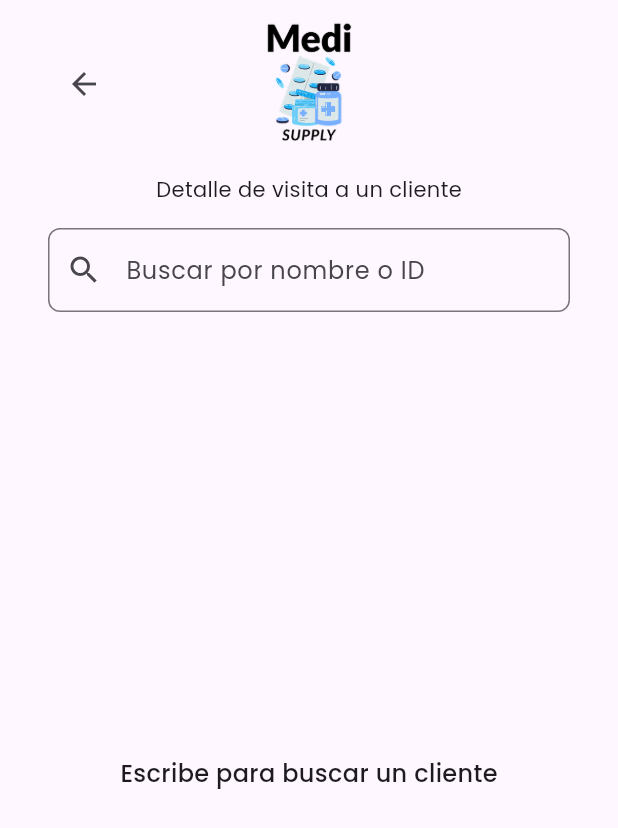
After one commit to MediSupply/medi-supply-app-grupo3, a Flutter app: the VisitClientDetailView screen opened by its route, on a phone screen of 412 x 824 dp. The commit adds this screen. Shown: the top 828 px of the screen. Run offline on Flutter 3.47's test engine with Material 3 defaults, Android fonts, the phone set to English and light mode, and no system bars; our stand-ins replace dio, equatable, flutter_riverpod, flutter_svg, freezed_annotation, go_router and 2 more; generated files the repository leaves out were written again.

Commit message:
Pantalla detalle de una visita con mock data

```diff
--- a/lib/application/navigation/navigation.dart
+++ b/lib/application/navigation/navigation.dart
@@ -10,6 +10,7 @@ import '../../presentation/register/view/register_view.dart';
 import '../../presentation/splash_screen/view/splash_screen_view.dart';
 import '../../presentation/clients/view/client_detail_view.dart';
 import '../../presentation/clients/view/visit_client_register_view.dart';
+import '../../presentation/clients/view/visit_client_detail_view.dart';
 
 class MediSupplyNavigation {
   static const String _splashScreen = '/';
@@ -20,6 +21,7 @@ class MediSupplyNavigation {
   static const String _clientDetailScreen = '/clients/detail';
   static const String _createOrderScreen = '/orders/create';
   static const String _visitClientRegisterScreen = '/clients/visit_register';
+  static const String _visitClientDetailScreen = '/clients/visit_detail';
 
   static final GoRouter router = GoRouter(
     initialLocation: _splashScreen,
@@ -60,7 +62,6 @@ class MediSupplyNavigation {
           return CreateOrderView(role: role);
         },
       ),
-
       GoRoute(
         path: _clientDetailScreen,
         name: _clientDetailScreen,
@@ -70,6 +71,11 @@ class MediSupplyNavigation {
         path: _visitClientRegisterScreen,
         name: _visitClientRegisterScreen,
         builder: (context, state) => VisitClientRegisterView(),
+      ),
+      GoRoute(
+        path: _visitClientDetailScreen,
+        name: _visitClientDetailScreen,
+        builder: (context, state) => VisitClientDetailView(),
       ),
     ],
   );
@@ -101,4 +107,8 @@ class MediSupplyNavigation {
   static void goToVisitClientRegister(BuildContext context) {
     context.pushNamed(_visitClientRegisterScreen);
   }
+
+  static void goToVisitClientDetail(BuildContext context) {
+    context.pushNamed(_visitClientDetailScreen);
+  }
 }
--- a/lib/presentation/clients/view/clients_view.dart
+++ b/lib/presentation/clients/view/clients_view.dart
@@ -51,7 +51,7 @@ class ClientsView extends StatelessWidget {
         return (
           'Consultar visita',
           Assets.icons.searchIcon.svg(width: 24, height: 24),
-          () {},
+          () => MediSupplyNavigation.goToVisitClientDetail(context),
         );
       default:
         return ('', const SizedBox.shrink(), () {});
--- /dev/null
+++ b/lib/presentation/clients/view/visit_client_detail_view.dart
@@ -0,0 +1,432 @@
+import 'package:flutter/material.dart';
+import 'package:flutter_riverpod/flutter_riverpod.dart';
+import 'package:go_router/go_router.dart';
+import '../../../gen/assets.gen.dart';
+import '../../design_system/components/button.dart';
+import '../../design_system/components/input.dart';
+import '../../design_system/components/snack_bar.dart';
+import '../../design_system/tokens/colors.dart';
+
+class VisitClientDetailView extends StatefulWidget {
+  const VisitClientDetailView({Key? key}) : super(key: key);
+
+  @override
+  State<VisitClientDetailView> createState() => _VisitClientDetailViewState();
+}
+
+class _VisitClientDetailViewState extends State<VisitClientDetailView> {
+  final TextEditingController _searchController = TextEditingController();
+  String? _selectedClientId;
+  bool _showVisitDetail = false;
+  String? _selectedVisitId;
+
+  @override
+  void dispose() {
+    _searchController.dispose();
+    super.dispose();
+  }
+
+  // Mock data
+  final List<Map<String, dynamic>> _allClients = [
+    {
+      "id": '1',
+      "nombre": "Clínica Santa María",
+      "email": "contacto@santamaria.com",
+      "telefono": "3004567890",
+      "direccion": "Cra 45 # 32-10, Medellín",
+      "razon_social": "Clínica Santa María S.A.",
+      "nit": "900123456-1",
+      "visitas": [
+        {
+          "id": "V-101",
+          "fecha": "2025-01-15 10:30 AM",
+          "observaciones":
+              "Se revisaron productos nuevos. Interés en insumos quirúrgicos.",
+          "vendedor": "Ana López",
+        },
+        {
+          "id": "V-102",
+          "fecha": "2025-01-10 4:10 PM",
+          "observaciones": "Cliente solicitó lista de precios actualizada.",
+          "vendedor": "Juan Pérez",
+        },
+      ],
+    },
+    {
+      "id": '2',
+      "nombre": "Hospital Vida Plena",
+      "email": "info@vidaplena.org",
+      "telefono": "3178902345",
+      "direccion": "Av. Las Palmas # 15-20, Medellín",
+      "razon_social": "Fundación Hospital Vida Plena",
+      "nit": "800987654-3",
+      "visitas": [
+        {
+          "id": "V-201",
+          "fecha": "2025-01-18 9:00 AM",
+          "observaciones": "Se realizó demostración de equipos biomédicos.",
+          "vendedor": "María Gómez",
+        },
+        {
+          "id": "V-204",
+          "fecha": "2025-01-20 11:00 AM",
+          "observaciones": "Se realizó demostración de equipos quirúrgicos.",
+          "vendedor": "María Gómez",
+        },
+      ],
+    },
+  ];
+
+  Map<String, dynamic>? get selectedClient =>
+      _allClients.firstWhere((c) => c["id"] == _selectedClientId);
+
+  Map<String, dynamic>? get selectedVisit =>
+      selectedClient?["visitas"].firstWhere((v) => v["id"] == _selectedVisitId);
+
+  @override
+  Widget build(BuildContext context) {
+    return Scaffold(
+      body: SafeArea(
+        child: Padding(
+          padding: const EdgeInsets.symmetric(horizontal: 32),
+          child: Stack(
+            children: [
+              Column(
+                crossAxisAlignment: CrossAxisAlignment.center,
+                children: [
+                  Assets.images.medisupplyLogoImage.image(
+                    width: 100,
+                    height: 100,
+                    fit: BoxFit.contain,
+                  ),
+                  const SizedBox(height: 16),
+                  Text('Detalle de visita a un cliente'),
+                  const SizedBox(height: 16),
+
+                  TextField(
+                    controller: _searchController,
+                    decoration: InputDecoration(
+                      hintText: 'Buscar por nombre o ID',
+                      prefixIcon: const Icon(Icons.search),
+                      border: OutlineInputBorder(
+                        borderRadius: BorderRadius.circular(8),
+                      ),
+                    ),
+                    onChanged: (_) => setState(() {}),
+                  ),
+
+                  Expanded(
+                    child: _selectedClientId == null
+                        ? _buildClientList()
+                        : _buildVisitsList(),
+                  ),
+
+                  if (_showVisitDetail)
+                    Positioned.fill(
+                      child: Container(
+                        color: Colors.white,
+                        padding: const EdgeInsets.symmetric(
+                          horizontal: 16,
+                          vertical: 32,
+                        ),
+                        child: SingleChildScrollView(
+                          child: _buildVisitDetailView(),
+                        ),
+                      ),
+                    ),
+                ],
+              ),
+              Positioned(
+                top: 32,
+                left: 0,
+                child: IconButton(
+                  onPressed: () => context.pop(),
+                  icon: Icon(Icons.arrow_back),
+                ),
+              ),
+            ],
+          ),
+        ),
+      ),
+    );
+  }
+
+
+
+Widget _buildClientList() {
+  final search = _searchController.text.toLowerCase();
+
+  if (search.isEmpty) {
+    return const Center(
+      child: Text(
+        "Escribe para buscar un cliente",
+        style: TextStyle(fontSize: 16, fontWeight: FontWeight.w500),
+      ),
+    );
+  }
+
+  final filtered = _allClients.where((c) {
+    return c["nombre"].toLowerCase().contains(search) ||
+        c["id"].toLowerCase().contains(search);
+  }).toList();
+
+  if (filtered.isEmpty) {
+    return const Center(child: Text("No se encontraron clientes"));
+  }
+
+  return Container(
+    decoration: BoxDecoration(
+      borderRadius: BorderRadius.circular(8),
+      border: Border.all(color: Colors.grey.shade300),
+    ),
+    child: Column(
+      children: [
+        // Encabezados
+        Container(
+          decoration: BoxDecoration(
+            color: const Color(0xFF5CA8FF),
+            borderRadius: const BorderRadius.only(
+              topLeft: Radius.circular(8),
+              topRight: Radius.circular(8),
+            ),
+          ),
+          child: Row(
+            children: const [
+              Expanded(
+                flex: 3,
+                child: Padding(
+                  padding: EdgeInsets.all(12.0),
+                  child: Text(
+                    "NOMBRE",
+                    style: TextStyle(
+                      color: Colors.white,
+                      fontWeight: FontWeight.bold,
+                    ),
+                  ),
+                ),
+              ),
+              Expanded(
+                flex: 2,
+                child: Padding(
+                  padding: EdgeInsets.all(12.0),
+                  child: Text(
+                    "ID",
+                    style: TextStyle(
+                      color: Colors.white,
+                      fontWeight: FontWeight.bold,
+                    ),
+                  ),
+                ),
+              ),
+              Expanded(
+                flex: 2,
+                child: Padding(
+                  padding: EdgeInsets.all(12.0),
+                  child: Text(
+                    "ACCIÓN",
+                    style: TextStyle(
+                      color: Colors.white,
+                      fontWeight: FontWeight.bold,
+                    ),
+                  ),
+                ),
+              ),
+            ],
+          ),
+        ),
+
+        // Filas dinámicas
+        Expanded(
+          child: ListView(
+            children: filtered.map((client) {
+              return Container(
+                decoration: BoxDecoration(
+                  border: Border(
+                    bottom: BorderSide(color: Colors.grey.shade300),
+                  ),
+                ),
+                child: Row(
+                  children: [
+                    // Nombre
+                    Expanded(
+                      flex: 3,
+                      child: Padding(
+                        padding: const EdgeInsets.symmetric(
+                            vertical: 12, horizontal: 12),
+                        child: Text(
+                          client["nombre"],
+                          style: const TextStyle(fontSize: 14),
+                        ),
+                      ),
+                    ),
+
+                    // ID
+                    Expanded(
+                      flex: 2,
+                      child: Padding(
+                        padding: const EdgeInsets.symmetric(
+                            vertical: 12, horizontal: 12),
+                        child: Text(
+                          client["id"],
+                          style: const TextStyle(fontSize: 14),
+                        ),
+                      ),
+                    ),
+
+                    // Botón o icono de ver
+                    Expanded(
+                      flex: 2,
+                      child: Padding(
+                        padding: const EdgeInsets.symmetric(horizontal: 8),
+                        child: IconButton(
+                          icon: const Icon(Icons.visibility, color: Colors.blue),
+                          onPressed: () {
+                            setState(() {
+                              _selectedClientId = client["id"];
+                            });
+                          },
+                        ),
+                      ),
+                    ),
+                  ],
+                ),
+              );
+            }).toList(),
+          ),
+        ),
+      ],
+    ),
+  );
+}
+
+
+  Widget _buildVisitsList() {
+    final visits = selectedClient?["visitas"] ?? [];
+
+    return Column(
+      children: [
+        Padding(
+          padding: const EdgeInsets.all(16.0),
+          child: Align(
+            alignment: Alignment.centerLeft,
+            child: Text(
+              "Cliente: ${selectedClient?["nombre"]}",
+              style: const TextStyle(fontWeight: FontWeight.bold, fontSize: 16),
+            ),
+          ),
+        ),
+        Expanded(
+          child: visits.isEmpty
+              ? const Center(child: Text("No tiene visitas registradas"))
+              : ListView(
+                  children: visits.map<Widget>((visit) {
+                    return ListTile(
+                      title: Text("Visita ${visit["id"]}"),
+                      subtitle: Text("Fecha: ${visit["fecha"]}"),
+                      trailing: const Icon(Icons.visibility),
+                      onTap: () => setState(() {
+                        _selectedVisitId = visit["id"];
+                        _showVisitDetail = true;
+                      }),
+                    );
+                  }).toList(),
+                ),
+        ),
+        Padding(padding: const EdgeInsets.all(16.0)),
+      ],
+    );
+  }
+
+  Widget _buildVisitDetailView() {
+    final visit = selectedVisit;
+
+    return Column(
+      crossAxisAlignment: CrossAxisAlignment.start,
+      children: [
+        Text(
+          'Detalle de Visita',
+          style: Theme.of(context).textTheme.headlineSmall,
+        ),
+        const SizedBox(height: 16),
+
+        buildVisitTable(
+          fechaHora: visit?["fecha"],
+          observaciones: visit?["observaciones"],
+          vendedor: visit?["vendedor"],
+        ),
+        const SizedBox(height: 16),
+
+        const SizedBox(height: 32),
+        SizedBox(
+          width: double.infinity,
+          child: ElevatedButton(
+            onPressed: () {
+              setState(() {
+                _showVisitDetail = false;
+                _selectedVisitId = null;
+                _selectedClientId = null;
+                _searchController.clear();
+              });
+            },
+            child: const Text('Volver'),
+          ),
+        ),
+      ],
+    );
+  }
+
+  Widget buildVisitTable({
+    required String fechaHora,
+    required String observaciones,
+    required String vendedor,
+  }) {
+    // Helper para cada fila
+    Widget buildRow(String campo, String valor) {
+      return Padding(
+        padding: const EdgeInsets.symmetric(vertical: 6),
+        child: Row(
+          crossAxisAlignment: CrossAxisAlignment.start,
+          children: [
+            // Campo
+            SizedBox(
+              width: 120, // ancho fijo para alinear
+              child: Text(
+                campo,
+                style: const TextStyle(
+                  fontWeight: FontWeight.bold,
+                  fontSize: 13,
+                ),
+              ),
+            ),
+
+            // Valor
+            Expanded(
+              child: Text(
+                valor,
+                style: const TextStyle(
+                  fontWeight: FontWeight.bold, // AQUÍ VA EL BOLD
+                  fontSize: 13,
+                ),
+              ),
+            ),
+          ],
+        ),
+      );
+    }
+
+    return Card(
+      margin: const EdgeInsets.only(bottom: 12),
+      child: Padding(
+        padding: const EdgeInsets.all(16),
+        child: Column(
+          crossAxisAlignment: CrossAxisAlignment.start,
+          children: [
+            buildRow("Fecha y hora:", fechaHora),
+            buildRow("Observaciones:", observaciones),
+            buildRow("Vendedor:", vendedor),
+          ],
+        ),
+      ),
+    );
+  }
+}
```
